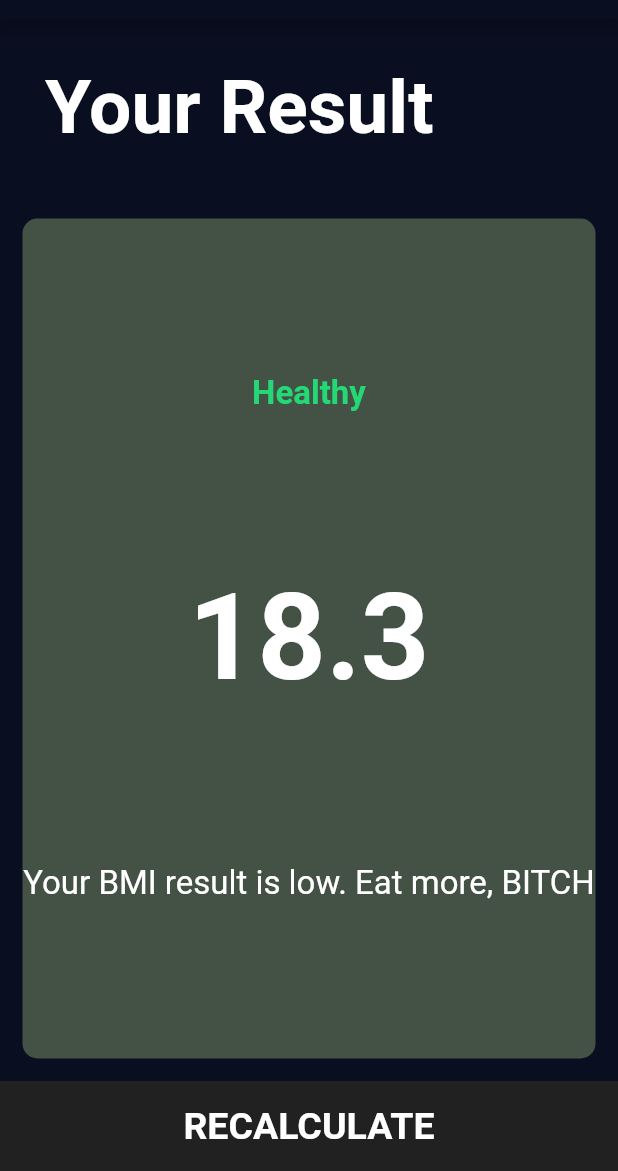
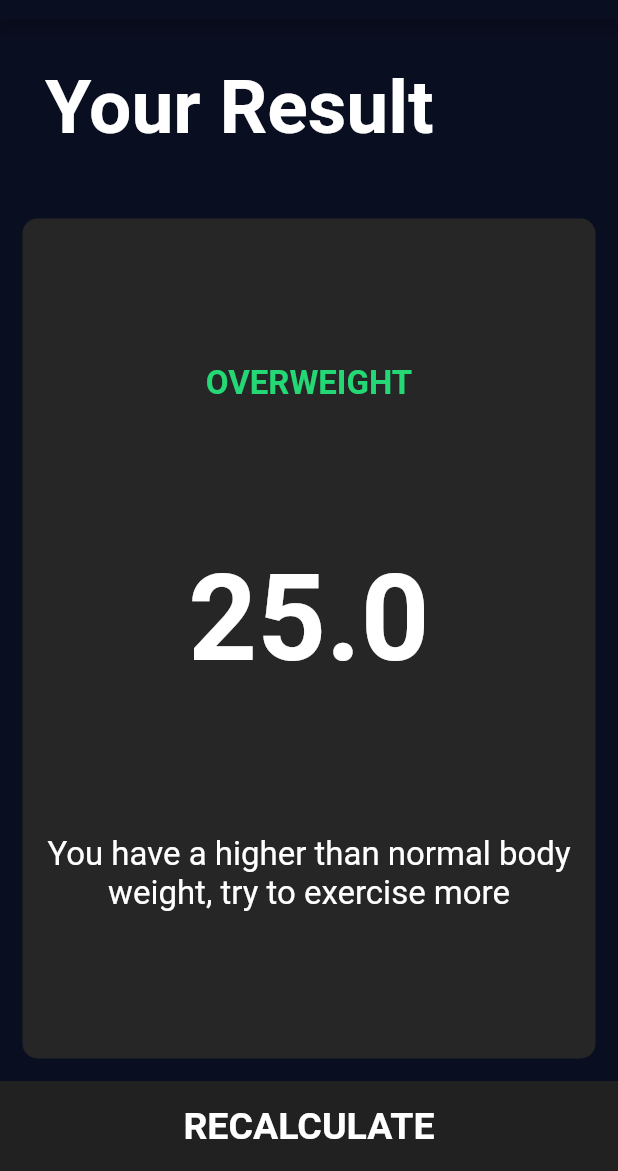
Before and after one commit to AbhijithGo/BMI_Calculator, a Flutter app: the screen it shows after launch, item 2 of the bottom bar chosen, after a tap on "CALCULATE", on a phone screen of 412 x 824 dp, the part 65-1236 px from its top. Run offline on Flutter 3.47's test engine with Material 2 defaults, Android fonts, the phone set to English and light mode, and no system bars; our stand-ins replace font_awesome_flutter.

```diff
--- /dev/null
+++ b/lib/calculator_brain.dart
@@ -0,0 +1,36 @@
+
+import 'dart:math';
+
+class CalculatorBrain {
+  CalculatorBrain({this.height, this.weight});
+
+  final int height;
+  final int weight;
+
+  double _bmi;
+
+  String calculateBmi(){
+     _bmi = weight / pow(height/100,2);
+    return _bmi.toStringAsFixed(1);
+  }
+
+ String getResult() {
+    if (_bmi >= 25){
+      return "Overweight";
+    } else if (_bmi > 18.5){
+      return 'Normal';
+    } else {
+      return 'Underweight';
+    }
+  }
+
+  String getInterpretation() {
+    if (_bmi >= 25){
+      return "You have a higher than normal body weight, try to exercise more";
+    } else if (_bmi > 18.5){
+      return 'You have a normal body weight, Good job!';
+    } else {
+      return 'You have a lower than normal body weight, Maybe eat a little more?';
+    }
+  }
+}
--- a/lib/constants.dart
+++ b/lib/constants.dart
@@ -1,12 +1,12 @@
 import 'package:flutter/material.dart';
 
 const kBottomContainerHeight = 60.0;
-const kActiveCardColor = Color(0xFF445245);
+const kActiveCardColor = Color(0xFF3272727);
 const kInactiveCardColour = Color(0xFF111328);
 const kBottomContainerColor = Color(0xFF212121);
 
 const kLabelTextStyle = TextStyle(
-    fontSize: 18, color: Colors.red
+    fontSize: 18, color: Colors.blue
 );
 
 const kNumberTextStyle = TextStyle(
--- a/lib/screens/input_page.dart
+++ b/lib/screens/input_page.dart
@@ -7,7 +7,7 @@ import '../constants.dart';
 import 'results_page.dart';
 import '../components/round_icon_button.dart';
 import '../components/bottom_button.dart';
-
+import 'package:bmi_calc/calculator_brain.dart';
 
 enum Gender {
   male,
@@ -105,19 +105,19 @@ class _InputPageState extends State<InputPage> {
                     ),
                     SliderTheme(
                       data: SliderTheme.of(context).copyWith(
-                          activeTrackColor: Colors.white,
-                          inactiveTrackColor: Color(0xFF8D8E98),
-                          thumbColor: Color(0xFFEB1555),
-                          overlayColor: Color(0x29EB1555),
-                          thumbShape:
-                              RoundSliderThumbShape(enabledThumbRadius: 15.0),
-                          overlayShape:
-                              RoundSliderOverlayShape(overlayRadius: 30)),
+                        inactiveTrackColor: Color(0xFF8D8E98),
+                        activeTrackColor: Colors.blueAccent,
+                        thumbColor: Color(0xFF4f98ca),
+                        overlayColor: Color(0x2966cccc),
+                        thumbShape:
+                        RoundSliderThumbShape(enabledThumbRadius: 15.0),
+                        overlayShape:
+                        RoundSliderOverlayShape(overlayRadius: 30.0),
+                      ),
                       child: Slider(
                         value: height.toDouble(),
-                        min: 120,
-                        max: 220,
-                        activeColor: Color(0xFFEB1555),
+                        min: 120.0,
+                        max: 220.0,
                         onChanged: (double newValue) {
                           setState(() {
                             height = newValue.round();
@@ -222,8 +222,20 @@ class _InputPageState extends State<InputPage> {
             BottomButton(
               buttonTitle: "CALCULATE",
               onTap: () {
-                Navigator.push(context,
-                    MaterialPageRoute(builder: (context) => Results()));
+                CalculatorBrain calc = CalculatorBrain(
+                  height: height, weight: weight
+                );
+
+                Navigator.push(
+                  context,
+                  MaterialPageRoute(
+                    builder: (context) => Results(
+                      bmiResult: calc.calculateBmi(),
+                      resultText: calc.getResult(),
+                      interpretataion: calc.getInterpretation(),
+                    ),
+                  ),
+                );
               },
             )
           ],
--- a/lib/screens/results_page.dart
+++ b/lib/screens/results_page.dart
@@ -6,6 +6,13 @@ import '../components/reusable_card.dart';
 import 'package:bmi_calc/components/bottom_button.dart';
 
 class Results extends StatelessWidget {
+
+  Results({this.bmiResult,this.interpretataion,this.resultText});
+
+  final String bmiResult;
+  final String resultText;
+  final String interpretataion;
+
   @override
   Widget build(BuildContext context) {
     return Scaffold(
@@ -34,15 +41,15 @@ class Results extends StatelessWidget {
                 crossAxisAlignment: CrossAxisAlignment.center,
                 children: <Widget>[
                   Text(
-                    'Healthy',
+                    resultText.toUpperCase(),
                     style: kResultTextStyle,
                   ),
                   Text(
-                    '18.3',
+                    bmiResult,
                     style: kBMITextStyle,
                   ),
                   Text(
-                    'Your BMI result is low. Eat more, BITCH',
+                    interpretataion,
                     style: kBodyTextStyle,
                     textAlign: TextAlign.center,
                   ),
```
